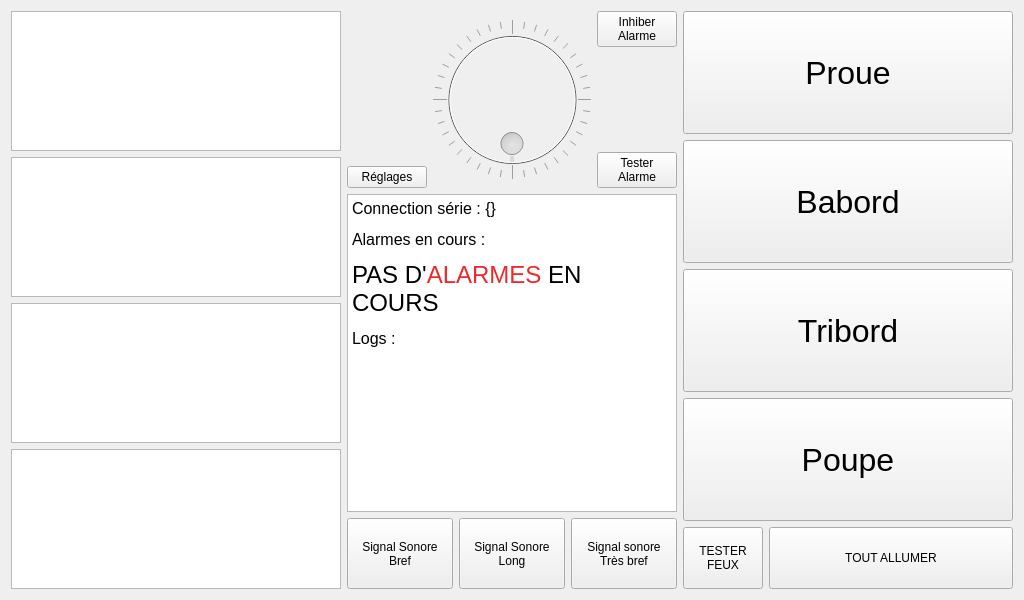
Above: BoardOnBoat.ui from j-wiedemann/boardonboat before the change. Below: the same form after it.
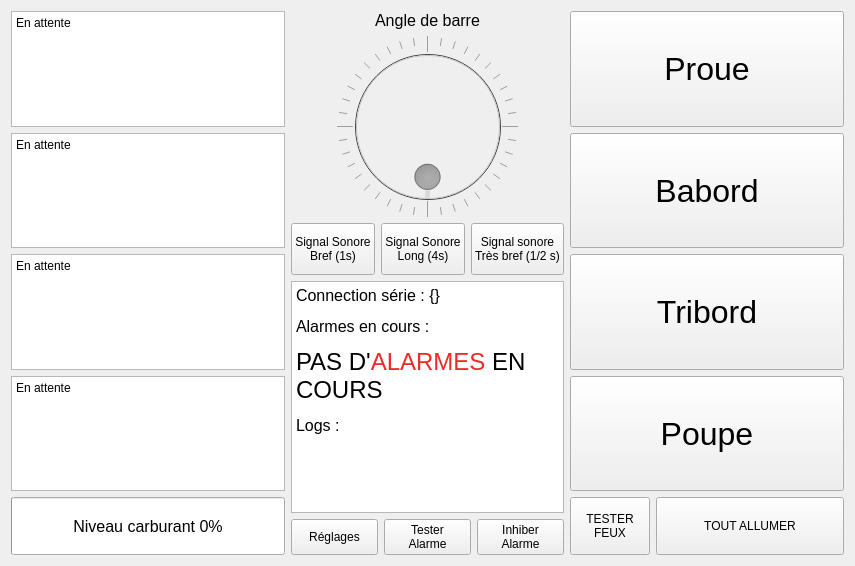
That is the form after the change.

Patch:
```diff
--- a/BoardOnBoat.ui
+++ b/BoardOnBoat.ui
@@ -6,8 +6,8 @@
    <rect>
     <x>0</x>
     <y>0</y>
-    <width>1024</width>
-    <height>600</height>
+    <width>855</width>
+    <height>566</height>
    </rect>
   </property>
   <property name="windowTitle">
@@ -18,7 +18,7 @@
     <enum>QLayout::SetMinimumSize</enum>
    </property>
    <item>
-    <layout class="QVBoxLayout" name="verticalLayout">
+    <layout class="QVBoxLayout" name="verticalLayout" stretch="2,2,2,2,1">
      <item>
       <widget class="QTextEdit" name="textEdit_RPM">
        <property name="verticalScrollBarPolicy">
@@ -32,7 +32,7 @@
 &lt;html&gt;&lt;head&gt;&lt;meta name=&quot;qrichtext&quot; content=&quot;1&quot; /&gt;&lt;style type=&quot;text/css&quot;&gt;
 p, li { white-space: pre-wrap; }
 &lt;/style&gt;&lt;/head&gt;&lt;body style=&quot; font-family:'Noto Sans'; font-size:9pt; font-weight:400; font-style:normal;&quot;&gt;
-&lt;p style=&quot;-qt-paragraph-type:empty; margin-top:0px; margin-bottom:0px; margin-left:0px; margin-right:0px; -qt-block-indent:0; text-indent:0px;&quot;&gt;&lt;br /&gt;&lt;/p&gt;&lt;/body&gt;&lt;/html&gt;</string>
+&lt;p style=&quot; margin-top:0px; margin-bottom:0px; margin-left:0px; margin-right:0px; -qt-block-indent:0; text-indent:0px;&quot;&gt;En attente&lt;/p&gt;&lt;/body&gt;&lt;/html&gt;</string>
        </property>
        <property name="textInteractionFlags">
         <set>Qt::NoTextInteraction</set>
@@ -52,7 +52,7 @@
 &lt;html&gt;&lt;head&gt;&lt;meta name=&quot;qrichtext&quot; content=&quot;1&quot; /&gt;&lt;style type=&quot;text/css&quot;&gt;
 p, li { white-space: pre-wrap; }
 &lt;/style&gt;&lt;/head&gt;&lt;body style=&quot; font-family:'Noto Sans'; font-size:9pt; font-weight:400; font-style:normal;&quot;&gt;
-&lt;p style=&quot;-qt-paragraph-type:empty; margin-top:0px; margin-bottom:0px; margin-left:0px; margin-right:0px; -qt-block-indent:0; text-indent:0px;&quot;&gt;&lt;br /&gt;&lt;/p&gt;&lt;/body&gt;&lt;/html&gt;</string>
+&lt;p style=&quot; margin-top:0px; margin-bottom:0px; margin-left:0px; margin-right:0px; -qt-block-indent:0; text-indent:0px;&quot;&gt;En attente&lt;/p&gt;&lt;/body&gt;&lt;/html&gt;</string>
        </property>
        <property name="textInteractionFlags">
         <set>Qt::NoTextInteraction</set>
@@ -67,6 +67,13 @@
        <property name="horizontalScrollBarPolicy">
         <enum>Qt::ScrollBarAlwaysOff</enum>
        </property>
+       <property name="html">
+        <string>&lt;!DOCTYPE HTML PUBLIC &quot;-//W3C//DTD HTML 4.0//EN&quot; &quot;http://www.w3.org/TR/REC-html40/strict.dtd&quot;&gt;
+&lt;html&gt;&lt;head&gt;&lt;meta name=&quot;qrichtext&quot; content=&quot;1&quot; /&gt;&lt;style type=&quot;text/css&quot;&gt;
+p, li { white-space: pre-wrap; }
+&lt;/style&gt;&lt;/head&gt;&lt;body style=&quot; font-family:'Noto Sans'; font-size:9pt; font-weight:400; font-style:normal;&quot;&gt;
+&lt;p style=&quot; margin-top:0px; margin-bottom:0px; margin-left:0px; margin-right:0px; -qt-block-indent:0; text-indent:0px;&quot;&gt;En attente&lt;/p&gt;&lt;/body&gt;&lt;/html&gt;</string>
+       </property>
        <property name="textInteractionFlags">
         <set>Qt::NoTextInteraction</set>
        </property>
@@ -80,49 +87,67 @@
        <property name="horizontalScrollBarPolicy">
         <enum>Qt::ScrollBarAlwaysOff</enum>
        </property>
+       <property name="html">
+        <string>&lt;!DOCTYPE HTML PUBLIC &quot;-//W3C//DTD HTML 4.0//EN&quot; &quot;http://www.w3.org/TR/REC-html40/strict.dtd&quot;&gt;
+&lt;html&gt;&lt;head&gt;&lt;meta name=&quot;qrichtext&quot; content=&quot;1&quot; /&gt;&lt;style type=&quot;text/css&quot;&gt;
+p, li { white-space: pre-wrap; }
+&lt;/style&gt;&lt;/head&gt;&lt;body style=&quot; font-family:'Noto Sans'; font-size:9pt; font-weight:400; font-style:normal;&quot;&gt;
+&lt;p style=&quot; margin-top:0px; margin-bottom:0px; margin-left:0px; margin-right:0px; -qt-block-indent:0; text-indent:0px;&quot;&gt;En attente&lt;/p&gt;&lt;/body&gt;&lt;/html&gt;</string>
+       </property>
        <property name="textInteractionFlags">
         <set>Qt::NoTextInteraction</set>
        </property>
       </widget>
      </item>
+     <item>
+      <widget class="QProgressBar" name="progressBar_gasoil">
+       <property name="sizePolicy">
+        <sizepolicy hsizetype="Expanding" vsizetype="Expanding">
+         <horstretch>0</horstretch>
+         <verstretch>0</verstretch>
+        </sizepolicy>
+       </property>
+       <property name="minimumSize">
+        <size>
+         <width>0</width>
+         <height>0</height>
+        </size>
+       </property>
+       <property name="font">
+        <font>
+         <pointsize>12</pointsize>
+        </font>
+       </property>
+       <property name="value">
+        <number>0</number>
+       </property>
+       <property name="format">
+        <string>Niveau carburant %p%</string>
+       </property>
+      </widget>
+     </item>
     </layout>
    </item>
    <item>
-    <layout class="QVBoxLayout" name="verticalLayout_2" stretch="5,9,2">
+    <layout class="QVBoxLayout" name="verticalLayout_2" stretch="8,2,9,0">
      <item>
-      <layout class="QHBoxLayout" name="horizontalLayout_3" stretch="0,1,0">
+      <layout class="QHBoxLayout" name="horizontalLayout_3" stretch="0">
        <item>
         <layout class="QVBoxLayout" name="verticalLayout_5" stretch="0,0">
          <item>
-          <spacer name="verticalSpacer_2">
-           <property name="orientation">
-            <enum>Qt::Vertical</enum>
-           </property>
-           <property name="sizeType">
-            <enum>QSizePolicy::Expanding</enum>
-           </property>
-           <property name="sizeHint" stdset="0">
-            <size>
-             <width>20</width>
-             <height>40</height>
-            </size>
-           </property>
-          </spacer>
-         </item>
-         <item>
-          <widget class="QPushButton" name="pushButton_settings">
-           <property name="sizePolicy">
-            <sizepolicy hsizetype="Minimum" vsizetype="Minimum">
-             <horstretch>0</horstretch>
-             <verstretch>0</verstretch>
-            </sizepolicy>
+          <widget class="QLabel" name="label_rudderAngle">
+           <property name="font">
+            <font>
+             <pointsize>12</pointsize>
+            </font>
            </property>
            <property name="text">
-            <string>Réglages</string>
+            <string>Angle de barre</string>
+           </property>
+           <property name="alignment">
+            <set>Qt::AlignCenter</set>
            </property>
           </widget>
-         </item>
-        </layout>
        </item>
        <item>
         <widget class="QDial" name="rudderAngle">
@@ -130,9 +155,9 @@
           <bool>false</bool>
          </property>
          <property name="sizePolicy">
-          <sizepolicy hsizetype="MinimumExpanding" vsizetype="MinimumExpanding">
-           <horstretch>0</horstretch>
-           <verstretch>0</verstretch>
+            <sizepolicy hsizetype="Expanding" vsizetype="Expanding">
+             <horstretch>4</horstretch>
+             <verstretch>10</verstretch>
           </sizepolicy>
          </property>
          <property name="focusPolicy">
@@ -141,6 +166,9 @@
          <property name="accessibleDescription">
           <string/>
          </property>
+           <property name="styleSheet">
+            <string notr="true">background-color: rgb(0, 0, 0);</string>
+           </property>
          <property name="inputMethodHints">
           <set>Qt::ImhNone</set>
          </property>
@@ -176,58 +204,67 @@
          </property>
         </widget>
        </item>
+        </layout>
+       </item>
+      </layout>
+     </item>
        <item>
-        <layout class="QVBoxLayout" name="verticalLayout_4" stretch="0,0,0">
+      <layout class="QHBoxLayout" name="horizontalLayout_2">
          <item>
-          <widget class="QPushButton" name="pushButton_inhibitAlarm">
+        <widget class="QPushButton" name="pushButton_shortHorn">
            <property name="sizePolicy">
-            <sizepolicy hsizetype="Minimum" vsizetype="Minimum">
+          <sizepolicy hsizetype="MinimumExpanding" vsizetype="Minimum">
              <horstretch>0</horstretch>
              <verstretch>0</verstretch>
             </sizepolicy>
            </property>
+         <property name="autoFillBackground">
+          <bool>false</bool>
+         </property>
            <property name="text">
-            <string>Inhiber
-Alarme</string>
-           </property>
-           <property name="checkable">
-            <bool>true</bool>
-           </property>
+          <string>Signal Sonore
+Bref (1s)</string>
+         </property>
           </widget>
          </item>
          <item>
-          <spacer name="verticalSpacer">
-           <property name="orientation">
-            <enum>Qt::Vertical</enum>
-           </property>
-           <property name="sizeHint" stdset="0">
-            <size>
-             <width>20</width>
-             <height>40</height>
-            </size>
-           </property>
-          </spacer>
+        <widget class="QPushButton" name="pushButton_longHorn">
+         <property name="sizePolicy">
+          <sizepolicy hsizetype="MinimumExpanding" vsizetype="Minimum">
+           <horstretch>0</horstretch>
+           <verstretch>0</verstretch>
+          </sizepolicy>
+         </property>
+         <property name="text">
+          <string>Signal Sonore
+Long (4s)</string>
+         </property>
+        </widget>
          </item>
          <item>
-          <widget class="QPushButton" name="pushButton_testAlarm">
+        <widget class="QPushButton" name="pushButton_veryshortHorn">
            <property name="sizePolicy">
-            <sizepolicy hsizetype="Minimum" vsizetype="Minimum">
+          <sizepolicy hsizetype="MinimumExpanding" vsizetype="Minimum">
              <horstretch>0</horstretch>
              <verstretch>0</verstretch>
             </sizepolicy>
            </property>
            <property name="text">
-            <string>Tester
-Alarme</string>
-           </property>
-          </widget>
-         </item>
-        </layout>
+          <string>Signal sonore
+Très bref (1/2 s)</string>
+         </property>
+        </widget>
        </item>
       </layout>
      </item>
      <item>
       <widget class="QTextEdit" name="textEdit_Logs">
+       <property name="sizePolicy">
+        <sizepolicy hsizetype="Expanding" vsizetype="Expanding">
+         <horstretch>0</horstretch>
+         <verstretch>0</verstretch>
+        </sizepolicy>
+       </property>
        <property name="inputMethodHints">
         <set>Qt::ImhNone</set>
        </property>
@@ -250,49 +287,48 @@
       </widget>
      </item>
      <item>
-      <layout class="QHBoxLayout" name="horizontalLayout_2">
+      <layout class="QHBoxLayout" name="horizontalLayout_5">
        <item>
-        <widget class="QPushButton" name="pushButton_shortHorn">
+        <widget class="QPushButton" name="pushButton_settings">
          <property name="sizePolicy">
-          <sizepolicy hsizetype="MinimumExpanding" vsizetype="Minimum">
+          <sizepolicy hsizetype="Minimum" vsizetype="Minimum">
            <horstretch>0</horstretch>
            <verstretch>0</verstretch>
           </sizepolicy>
          </property>
-         <property name="autoFillBackground">
+         <property name="text">
+          <string>Réglages</string>
+         </property>
+        </widget>
+       </item>
+       <item>
+        <widget class="QPushButton" name="pushButton_testAlarm">
+         <property name="sizePolicy">
+          <sizepolicy hsizetype="Minimum" vsizetype="Minimum">
+           <horstretch>0</horstretch>
+           <verstretch>0</verstretch>
+          </sizepolicy>
+         </property>
+         <property name="text">
+          <string>Tester
+Alarme</string>
+         </property>
+        </widget>
+       </item>
+       <item>
+        <widget class="QPushButton" name="pushButton_inhibitAlarm">
+         <property name="sizePolicy">
+          <sizepolicy hsizetype="Minimum" vsizetype="Minimum">
+           <horstretch>0</horstretch>
+           <verstretch>0</verstretch>
+          </sizepolicy>
+         </property>
+         <property name="text">
+          <string>Inhiber
+Alarme</string>
+         </property>
+         <property name="checkable">
           <bool>false</bool>
-         </property>
-         <property name="text">
-          <string>Signal Sonore
-Bref</string>
-         </property>
-        </widget>
-       </item>
-       <item>
-        <widget class="QPushButton" name="pushButton_longHorn">
-         <property name="sizePolicy">
-          <sizepolicy hsizetype="MinimumExpanding" vsizetype="Minimum">
-           <horstretch>0</horstretch>
-           <verstretch>0</verstretch>
-          </sizepolicy>
-         </property>
-         <property name="text">
-          <string>Signal Sonore
-Long</string>
-         </property>
-        </widget>
-       </item>
-       <item>
-        <widget class="QPushButton" name="pushButton_veryshortHorn">
-         <property name="sizePolicy">
-          <sizepolicy hsizetype="MinimumExpanding" vsizetype="Minimum">
-           <horstretch>0</horstretch>
-           <verstretch>0</verstretch>
-          </sizepolicy>
-         </property>
-         <property name="text">
-          <string>Signal sonore
-Très bref</string>
          </property>
         </widget>
        </item>
```
Lines whose indentation alone changed are shown as unchanged.
